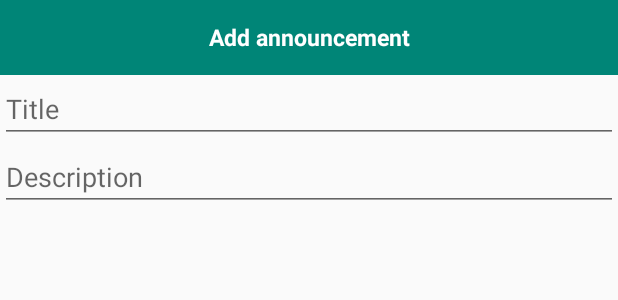
After one commit to jurke95/androidSchoolApp, an Android app: the layout dialog_add.xml on its own in the app's theme, with its tools: preview values and no code run, on a phone screen of 412 x 824 dp. The commit adds this screen. Shown: the top 300 px of the screen. Run offline under Robolectric (Android 15) with nearby library versions, the phone set to English and light mode, and no system bars.

Commit message:
Add dialog

```diff
--- a/app/src/main/java/com/example/schoolapp/Config/MyApplication.java
+++ b/app/src/main/java/com/example/schoolapp/Config/MyApplication.java
@@ -4,7 +4,7 @@ import android.app.Application;
 
 public class MyApplication extends Application {
 
-    private static String serverIpAddress = "http://192.168.1.8:5000/";
+    private static String serverIpAddress = "http://192.168.0.15:5000/";
 
     public static String getServerIpAddress(){
         return serverIpAddress;
--- /dev/null
+++ b/app/src/main/res/layout/dialog_add.xml
@@ -0,0 +1,29 @@
+<?xml version="1.0" encoding="utf-8"?>
+<LinearLayout xmlns:android="http://schemas.android.com/apk/res/android"
+    android:orientation="vertical" android:layout_width="match_parent"
+    android:layout_height="match_parent"
+    android:focusable="true"
+    android:focusableInTouchMode="true">
+
+    <TextView
+        android:layout_width="match_parent"
+        android:layout_height="50dp"
+        android:background="@color/colorPrimary"
+        android:gravity="center"
+        android:text="@string/add_announcement"
+        android:textSize="15dp"
+        android:textColor="@color/colorWhite"/>
+
+    <EditText
+        android:id="@+id/title_add"
+        android:layout_width="match_parent"
+        android:layout_height="wrap_content"
+        android:hint="Title" />
+
+    <EditText
+        android:id="@+id/description_add"
+        android:layout_width="match_parent"
+        android:layout_height="wrap_content"
+        android:hint="Description"/>
+
+</LinearLayout>
--- a/app/src/main/res/layout/fragment_announcements.xml
+++ b/app/src/main/res/layout/fragment_announcements.xml
@@ -5,7 +5,7 @@
     android:background="@color/colorWhite">
 
     <Button
-        android:id="@+id/button2"
+        android:id="@+id/add_button"
         android:layout_width="wrap_content"
         android:layout_height="wrap_content"
         android:layout_alignParentRight="true"
--- a/app/src/main/res/values/strings.xml
+++ b/app/src/main/res/values/strings.xml
@@ -13,4 +13,7 @@
     <string name="app_version_summary">
         School app version 1.0
     </string>
+    <string name="cancel">Cancel</string>
+    <string name="add">Add</string>
+    <string name="add_announcement"><b>Add announcement</b></string>
 </resources>
```
Also changed, not shown: app/src/main/java/com/example/schoolapp/dialog/AddDialog.java (added, +35 -0 lines), app/src/main/java/com/example/schoolapp/fragments/AnnouncementsFragment.java (+17 -1 lines).
